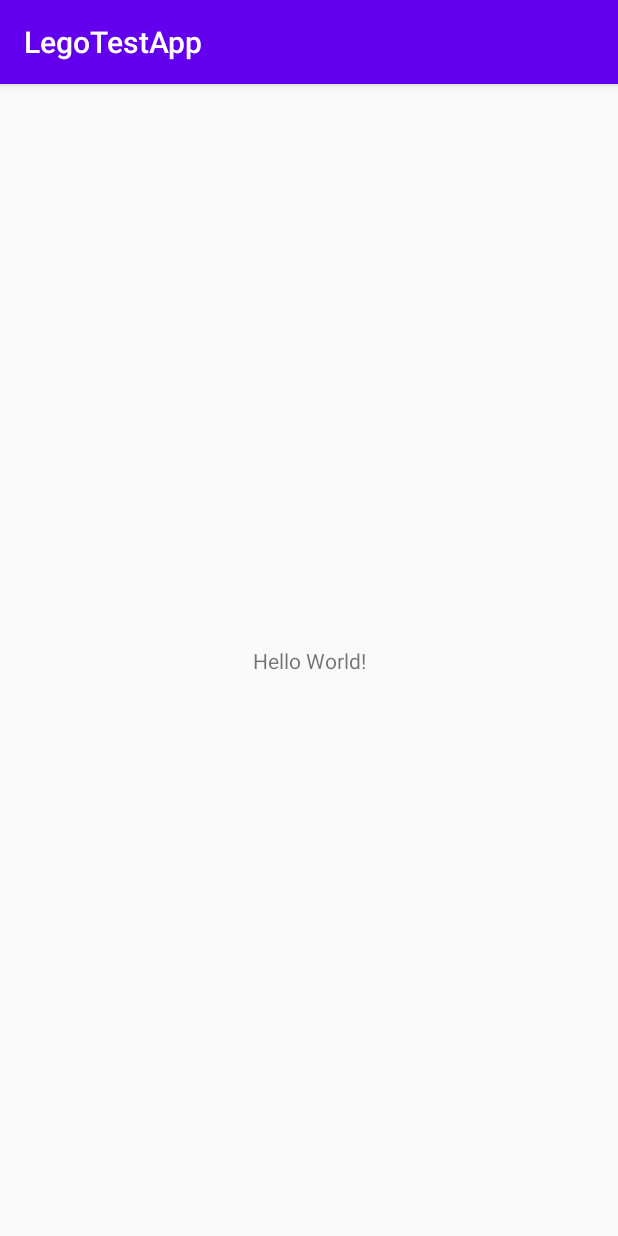
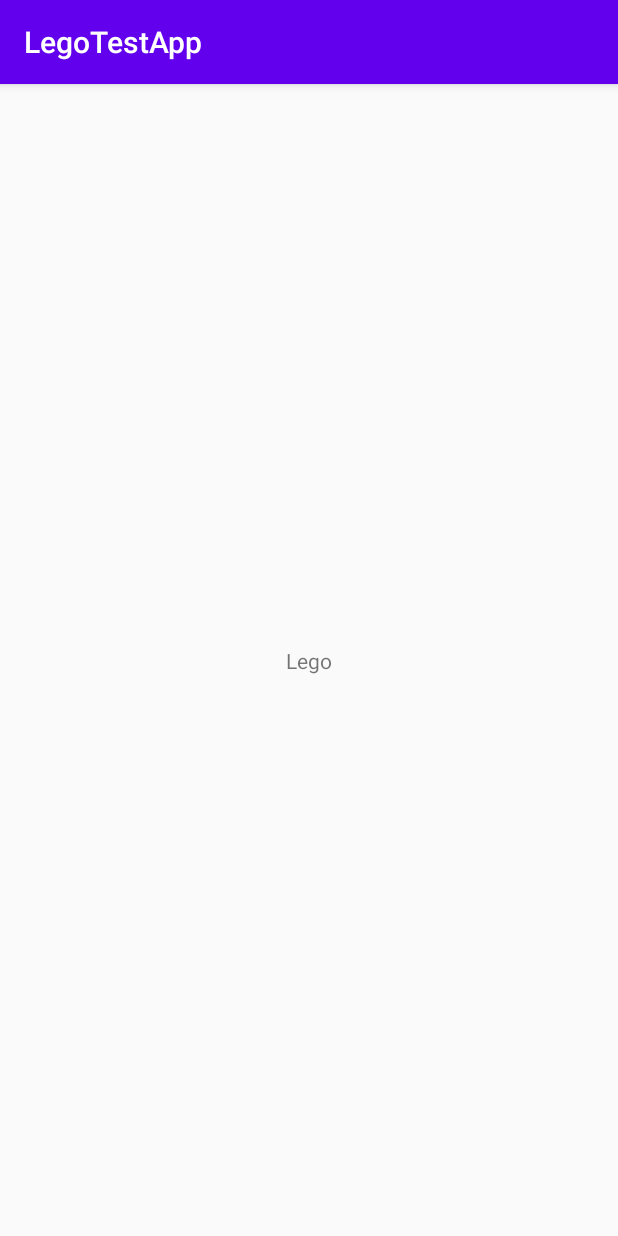
Before and after one commit to AndroidAssociationsCorp/LegoTestApp, an Android app: the screen it shows after launch (MainActivity), on a phone screen of 412 x 824 dp. Run offline under Robolectric (Android 15) with nearby library versions, the light colour scheme and no system bars.

Commit message:
string test commit

```diff
--- a/app/src/main/res/layout/activity_main.xml
+++ b/app/src/main/res/layout/activity_main.xml
@@ -9,7 +9,7 @@
     <TextView
         android:layout_width="wrap_content"
         android:layout_height="wrap_content"
-        android:text="Hello World!"
+        android:text="@string/lego"
         app:layout_constraintBottom_toBottomOf="parent"
         app:layout_constraintLeft_toLeftOf="parent"
         app:layout_constraintRight_toRightOf="parent"
--- a/app/src/main/res/values/strings.xml
+++ b/app/src/main/res/values/strings.xml
@@ -1,3 +1,4 @@
 <resources>
     <string name="app_name">LegoTestApp</string>
+    <string name="lego">Lego</string>
 </resources>
```
